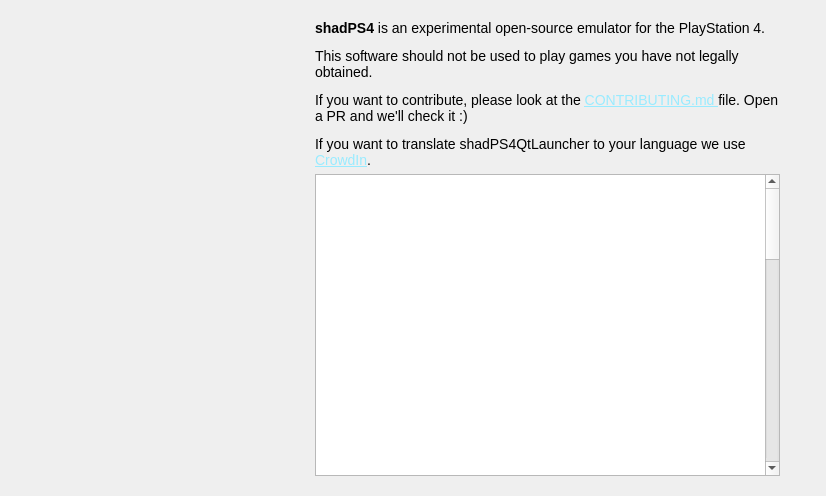
shadps4-emu/shadps4-qtlauncher, file src/qt_gui/about_dialog.ui: the form before one commit.
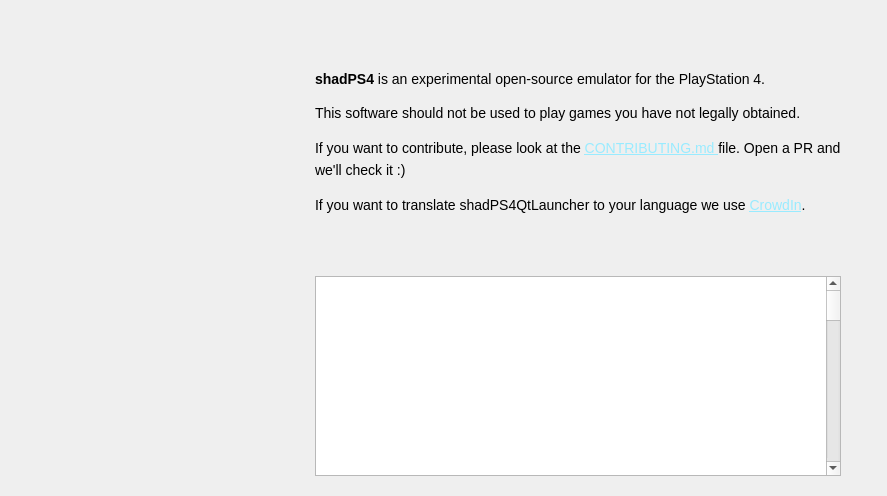
The form after the commit. Icons and pictures are not drawn.

Commit message: fix GitHub link, window title and some optical changes

The edit to the form file:
```diff
--- a/src/qt_gui/about_dialog.ui
+++ b/src/qt_gui/about_dialog.ui
@@ -8,7 +8,7 @@
    <rect>
     <x>0</x>
     <y>0</y>
-    <width>826</width>
+    <width>887</width>
     <height>496</height>
    </rect>
   </property>
@@ -161,7 +161,7 @@
      </item>
      <item>
       <widget class="QWidget" name="widget_2" native="true">
-       <layout class="QVBoxLayout" name="verticalLayout">
+       <layout class="QVBoxLayout" name="verticalLayout" stretch="5,4">
         <item>
          <widget class="QLabel" name="shad_text">
           <property name="font">
@@ -170,7 +170,11 @@
            </font>
           </property>
           <property name="text">
-           <string>&lt;html&gt;&lt;head/&gt;&lt;body&gt;&lt;p&gt;&lt;span style=&quot; font-size:14px; font-weight:700;&quot;&gt;shadPS4&lt;/span&gt;&lt;span style=&quot; font-size:14px;&quot;&gt; is an experimental open-source emulator for the PlayStation 4. &lt;/span&gt;&lt;/p&gt;&lt;p&gt;&lt;span style=&quot; font-size:14px;&quot;&gt;This software should not be used to play games you have not legally obtained. &lt;/span&gt;&lt;/p&gt;&lt;p&gt;&lt;span style=&quot; font-size:14px;&quot;&gt;If you want to contribute, please look at the &lt;/span&gt;&lt;a href=&quot;https://github.com/shadps4-emu/shadps4-qtlauncher/blob/main/CONTRIBUTING.md&quot;&gt;&lt;span style=&quot; font-size:14px; text-decoration: underline; color:#99ebff;&quot;&gt;CONTRIBUTING.md &lt;/span&gt;&lt;/a&gt;&lt;span style=&quot; font-size:14px;&quot;&gt;file. Open a PR and we'll check it :) &lt;/span&gt;&lt;/p&gt;&lt;p&gt;&lt;span style=&quot; font-size:14px;&quot;&gt;If you want to translate shadPS4QtLauncher to your language we use &lt;/span&gt;&lt;a href=&quot;https://crowdin.com/project/shadps4-emulator&quot;&gt;&lt;span style=&quot; font-size:14px; text-decoration: underline; color:#99ebff;&quot;&gt;CrowdIn&lt;/span&gt;&lt;/a&gt;&lt;span style=&quot; font-size:14px;&quot;&gt;. &lt;/span&gt;&lt;/p&gt;&lt;/body&gt;&lt;/html&gt;</string>
+           <string>&lt;html&gt;&lt;head/&gt;  &lt;style&gt;
+    p {
+      line-height: 1.4;
+    }
+  &lt;/style&gt;&lt;body&gt;&lt;p&gt;&lt;span style=&quot; font-size:14px; font-weight:700;&quot;&gt;shadPS4&lt;/span&gt;&lt;span style=&quot; font-size:14px;&quot;&gt; is an experimental open-source emulator for the PlayStation 4. &lt;/span&gt;&lt;/p&gt;&lt;p&gt;&lt;span style=&quot; font-size:14px;&quot;&gt;This software should not be used to play games you have not legally obtained. &lt;/span&gt;&lt;/p&gt;&lt;p&gt;&lt;span style=&quot; font-size:14px;&quot;&gt;If you want to contribute, please look at the &lt;/span&gt;&lt;a href=&quot;https://github.com/shadps4-emu/shadps4-qtlauncher/blob/main/CONTRIBUTING.md&quot;&gt;&lt;span style=&quot; font-size:14px; text-decoration: underline; color:#99ebff;&quot;&gt;CONTRIBUTING.md &lt;/span&gt;&lt;/a&gt;&lt;span style=&quot; font-size:14px;&quot;&gt;file. Open a PR and we'll check it :) &lt;/span&gt;&lt;/p&gt;&lt;p&gt;&lt;span style=&quot; font-size:14px;&quot;&gt;If you want to translate shadPS4QtLauncher to your language we use &lt;/span&gt;&lt;a href=&quot;https://crowdin.com/project/shadps4-emulator&quot;&gt;&lt;span style=&quot; font-size:14px; text-decoration: underline; color:#99ebff;&quot;&gt;CrowdIn&lt;/span&gt;&lt;/a&gt;&lt;span style=&quot; font-size:14px;&quot;&gt;. &lt;/span&gt;&lt;/p&gt;&lt;/body&gt;&lt;/html&gt;</string>
           </property>
           <property name="textFormat">
            <enum>Qt::TextFormat::AutoText</enum>
```
Left out of the diff: 2 changed lines with no effect on the pictures. The commit also changes 1 other file.
